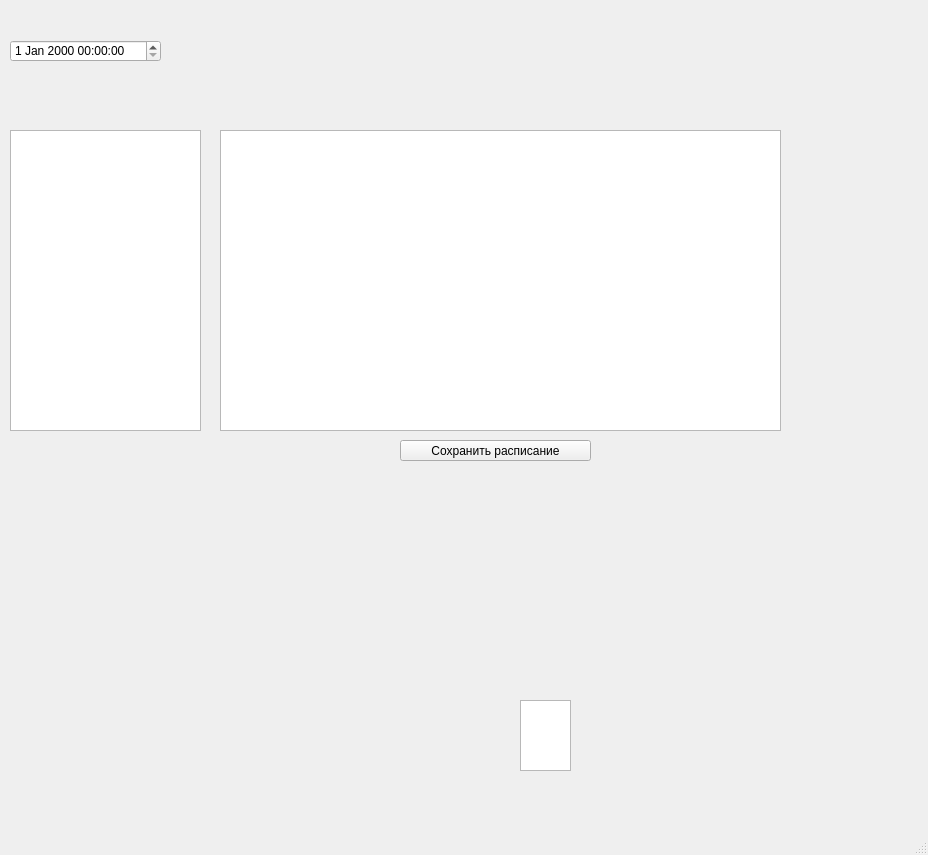
First picture: the form in 004_CHMV/QTLearning/CW01/mainwindow.ui, repository leaptop/repos2, before the edit.
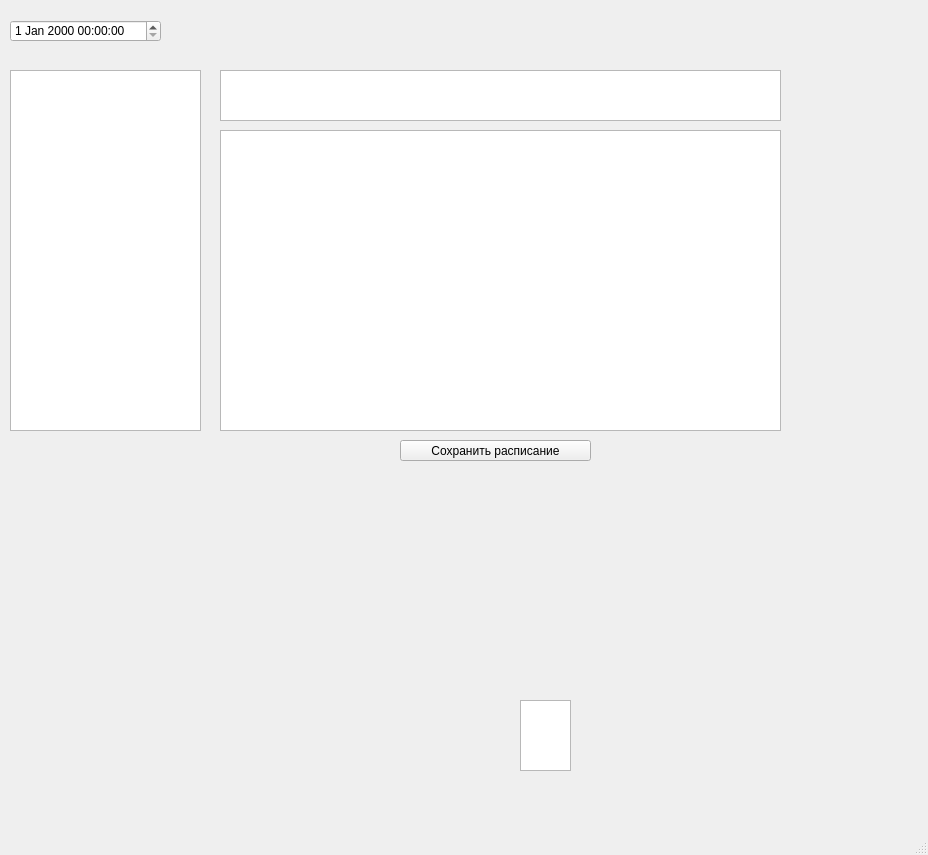
Second picture: the form after the edit.

Commit message: implemented output in two textEdits, but how to make it possible to change the fields of my db through these textEdits?

The edit to the form file:
```diff
--- a/004_CHMV/QTLearning/CW01/mainwindow.ui
+++ b/004_CHMV/QTLearning/CW01/mainwindow.ui
@@ -55,7 +55,7 @@
     <property name="geometry">
      <rect>
       <x>10</x>
-      <y>40</y>
+      <y>20</y>
       <width>151</width>
       <height>22</height>
      </rect>
@@ -88,9 +88,9 @@
     <property name="geometry">
      <rect>
       <x>10</x>
-      <y>130</y>
+      <y>70</y>
       <width>191</width>
-      <height>301</height>
+      <height>361</height>
      </rect>
     </property>
     <property name="baseSize">
@@ -112,6 +112,16 @@
      <number>30</number>
     </attribute>
    </widget>
+   <widget class="QTextEdit" name="textEdit_2">
+    <property name="geometry">
+     <rect>
+      <x>220</x>
+      <y>70</y>
+      <width>561</width>
+      <height>51</height>
+     </rect>
+    </property>
+   </widget>
   </widget>
   <widget class="QMenuBar" name="menubar">
    <property name="geometry">
```
The commit also changes 3 other files.
